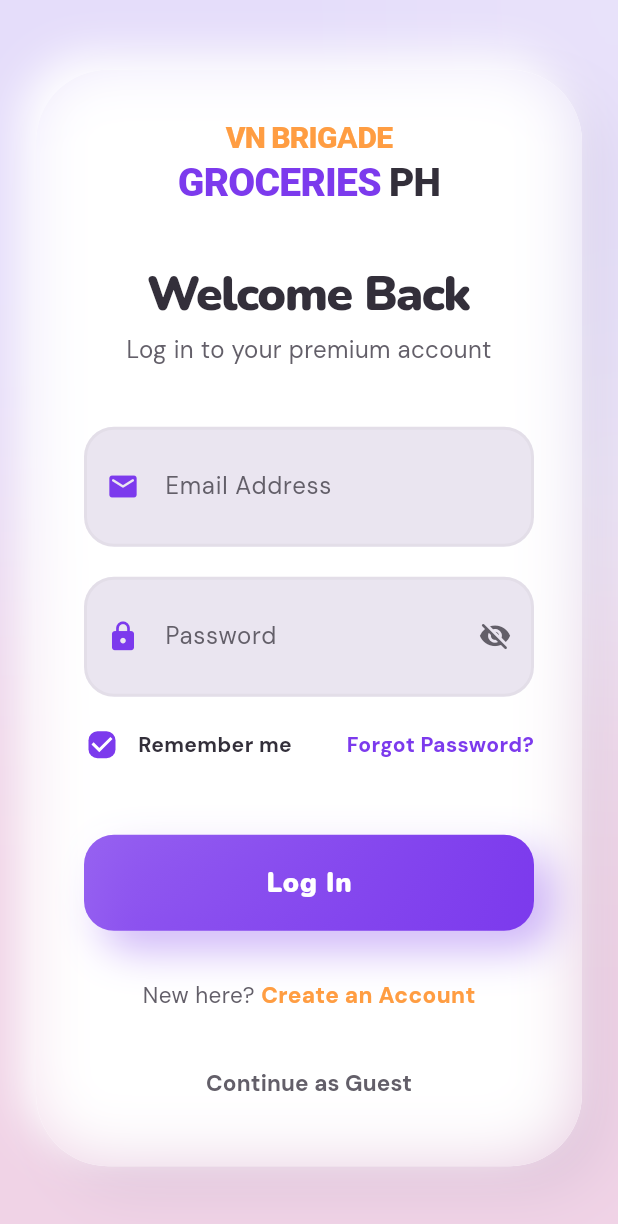
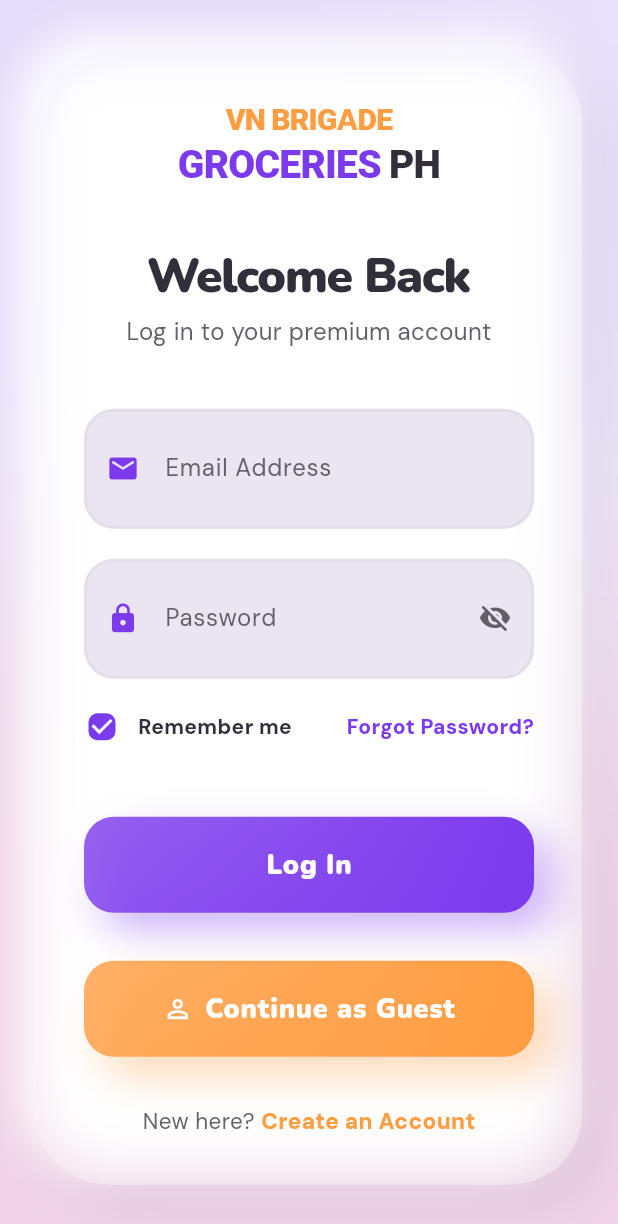
Before and after one commit to Seanrodejo/vnbgrocery, a Flutter app: the LoginScreen screen opened by its route, on a phone screen of 412 x 824 dp. Shown: the top 1224 px of the screen. Run offline on Flutter 3.47's test engine with Material 3 defaults, Android fonts, the phone set to English and light mode, and no system bars; our stand-ins replace cloud_firestore, file_picker, firebase_auth, firebase_core, firebase_storage, fl_chart and 2 more; accounts and stored records are empty.

Commit message:
fix: removed receipt timer and added continue as guest button

```diff
--- a/lib/screens/admin_screen.dart
+++ b/lib/screens/admin_screen.dart
@@ -1418,13 +1418,14 @@ class _AdminScreenState extends State<AdminScreen>
                   bottomTitles: AxisTitles(
                     sideTitles: SideTitles(
                       showTitles: true,
+                      reservedSize: 40,
                       getTitlesWidget: (value, meta) {
                         final dayIndex = 6 - value.toInt();
                         final date = DateTime.now().subtract(
                           Duration(days: dayIndex),
                         );
                         return Padding(
-                          padding: const EdgeInsets.only(top: 16.0),
+                          padding: const EdgeInsets.only(top: 12.0),
                           child: Text(
                             DateFormat('E').format(date),
                             style: GoogleFonts.nunito(
--- a/lib/screens/login_screen.dart
+++ b/lib/screens/login_screen.dart
@@ -16,8 +16,8 @@ class _LoginScreenState extends State<LoginScreen> {
   final _emailController = TextEditingController();
   final _passwordController = TextEditingController();
   final _authService = AuthService();
+
   bool _isLoading = false;
-
   bool _keepSignedIn = true;
   bool _obscurePassword = true;
 
@@ -73,7 +73,6 @@ class _LoginScreenState extends State<LoginScreen> {
 
   void _showForgotPasswordDialog() {
     final resetEmailController = TextEditingController();
-
     showDialog(
       context: context,
       barrierColor: Colors.black.withOpacity(0.4),
@@ -516,7 +515,16 @@ class _LoginScreenState extends State<LoginScreen> {
                               ),
                               const SizedBox(height: 32),
 
-                              // GUEST & REGISTER LINKS
+                              // GUEST BUTTON
+                              ClaySquishButton(
+                                label: "Continue as Guest",
+                                primaryColor: _secondaryOrange,
+                                icon: Icons.person_outline_rounded,
+                                onPressed: () => context.go('/'),
+                              ),
+                              const SizedBox(height: 32),
+
+                              // REGISTER LINK
                               Row(
                                 mainAxisAlignment: MainAxisAlignment.center,
                                 children: [
@@ -539,24 +547,6 @@ class _LoginScreenState extends State<LoginScreen> {
                                     ),
                                   ),
                                 ],
-                              ),
-                              const SizedBox(height: 24),
-                              TextButton(
-                                onPressed: () => context.go('/'),
-                                style: TextButton.styleFrom(
-                                  overlayColor: _primaryViolet.withOpacity(0.1),
-                                  shape: RoundedRectangleBorder(
-                                    borderRadius: BorderRadius.circular(20),
-                                  ),
-                                ),
-                                child: Text(
-                                  "Continue as Guest",
-                                  style: GoogleFonts.dmSans(
-                                    color: _mutedText,
-                                    fontWeight: FontWeight.bold,
-                                    fontSize: 15,
-                                  ),
-                                ),
                               ),
                             ],
                           ),
```
Also changed, not shown: lib/screens/cart_screen.dart (+13 -10 lines), lib/screens/catalog_screen.dart (+11 -11 lines).
